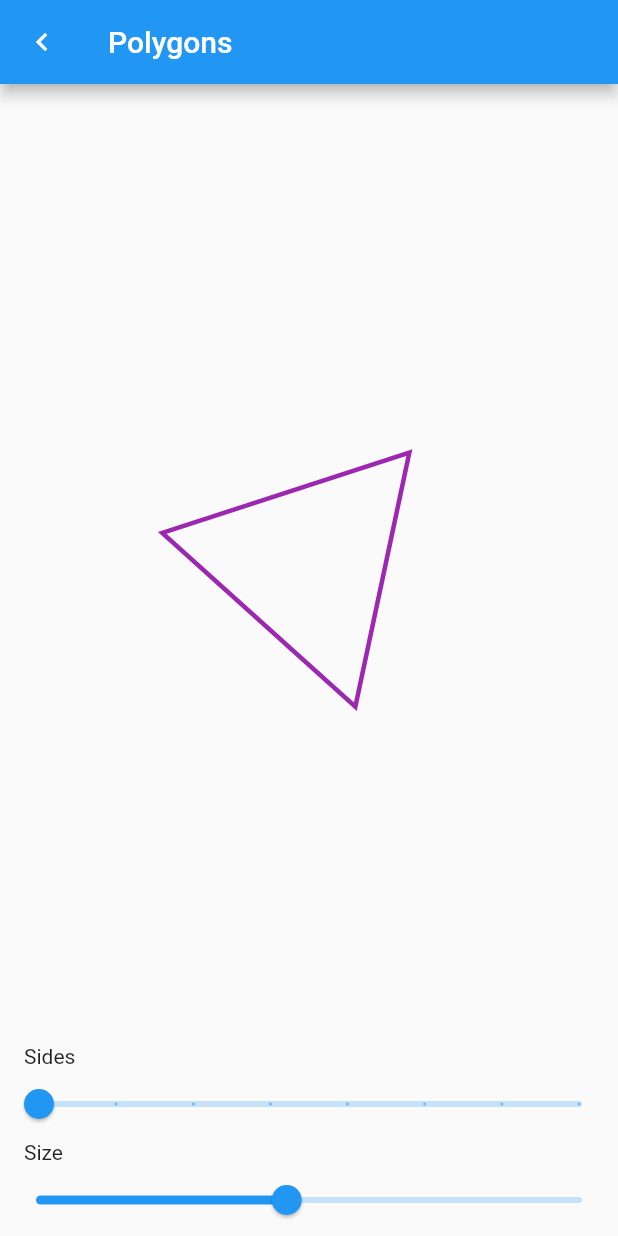
After one commit to av153k/learn_animations, a Flutter app: the screen it shows after launch, after a tap on "Polygons", on a phone screen of 412 x 824 dp. The commit adds this screen. Run offline on Flutter 3.47's test engine with Material 2 defaults, Android fonts, the phone set to English and light mode, and no system bars.

Commit message:
Added ShapePainter

```diff
--- /dev/null
+++ b/lib/animations/circleWave/circle_wave_painter.dart
@@ -0,0 +1,15 @@
+import 'package:flutter/material.dart';
+import 'package:flutter/painting.dart';
+
+class CircleWavePainter extends CustomPainter {
+
+  @override
+  void paint(Canvas canvas, Size size) {
+  }
+
+  @override
+  bool shouldRepaint(CircleWavePainter oldDelegate) => false;
+
+  @override
+  bool shouldRebuildSemantics(CircleWavePainter oldDelegate) => false;
+}
--- /dev/null
+++ b/lib/animations/painters/shape_painter.dart
@@ -0,0 +1,56 @@
+import 'package:flutter/material.dart';
+import 'dart:math' as maths;
+
+class ShapePainter extends CustomPainter {
+  final double sides;
+  final double radius;
+  final double radians;
+
+  ShapePainter(this.sides,
+    this.radius,
+    this.radians,
+  );
+  @override
+  void paint(Canvas canvas, Size size) {
+    var path = Path();
+
+    var angle = (maths.pi * 2) / sides;
+
+    var paint = Paint()
+      ..color = Colors.purple
+      ..strokeWidth = 3
+      ..strokeCap = StrokeCap.round
+      ..style = PaintingStyle.stroke;
+
+    Offset centerPoint = Offset(
+      size.width * 0.5,
+      size.height * 0.5,
+    );
+
+    Offset startingPoint = Offset(
+      radius * maths.cos(radians),
+      radius * maths.sin(radians),
+    );
+
+    path.moveTo(
+      startingPoint.dx + centerPoint.dx,
+      startingPoint.dy + centerPoint.dy,
+    );
+
+    for (int i = 1; i <= sides; i++) {
+      double x = radius * maths.cos(radians + angle * i) + centerPoint.dx;
+      double y = radius * maths.sin(radians + angle * i) + centerPoint.dy;
+      path.lineTo(x, y);
+    }
+
+    path.close();
+
+    canvas.drawPath(
+      path,
+      paint,
+    );
+  }
+
+  @override
+  bool shouldRepaint(ShapePainter oldDelegate) => true;
+}
--- /dev/null
+++ b/lib/animations/polygons/polygons.dart
@@ -0,0 +1,126 @@
+import 'package:flutter/material.dart';
+import 'package:learn_animations/animations/painters/shape_painter.dart';
+import 'dart:math' as maths;
+
+class Polygons extends StatefulWidget {
+  Polygons({Key key}) : super(key: key);
+
+  @override
+  _PolygonsState createState() => _PolygonsState();
+}
+
+class _PolygonsState extends State<Polygons> with TickerProviderStateMixin {
+  AnimationController _controller;
+  Animation<double> _animation;
+  AnimationController _controller2;
+  Tween<double> _rotationTween = Tween(
+    begin: -maths.pi,
+    end: maths.pi,
+  );
+
+  var _sides = 3.0;
+  var _radius = 100.0;
+  var _radians = 0.0;
+  @override
+  @override
+  void initState() {
+    super.initState();
+    setAnimation();
+  }
+
+  @override
+  void dispose() {
+    _controller.dispose();
+    super.dispose();
+  }
+
+  setAnimation() {
+    _controller = AnimationController(
+      vsync: this,
+      duration: Duration(
+        seconds: 3,
+      ),
+    );
+
+    _animation = _rotationTween.animate(_controller)
+      ..addListener(() {
+        setState(() {});
+      })
+      ..addStatusListener((status) {
+        if (status == AnimationStatus.completed) {
+          _controller.repeat();
+        } else if (status == AnimationStatus.dismissed) {
+          _controller.forward();
+        }
+      });
+    _controller.forward();
+  }
+
+  Widget build(BuildContext context) {
+    return Scaffold(
+      appBar: AppBar(
+        title: Text(
+          "Polygons",
+        ),
+        leading: IconButton(
+          icon: Icon(
+            Icons.keyboard_arrow_left,
+            color: Colors.white,
+          ),
+          onPressed: () {
+            Navigator.pop(context);
+          },
+        ),
+        backgroundColor: Colors.blue,
+      ),
+      body: SafeArea(
+        child: Column(
+          crossAxisAlignment: CrossAxisAlignment.start,
+          children: <Widget>[
+            Expanded(
+              child: CustomPaint(
+                painter: ShapePainter(
+                  _sides,
+                  _radius,
+                  _animation.value,
+                ),
+                child: Container(),
+              ),
+            ),
+            Padding(
+              padding: const EdgeInsets.only(left: 16.0),
+              child: Text('Sides'),
+            ),
+            Slider(
+              value: _sides,
+              min: 3.0,
+              max: 10.0,
+              label: _sides.toInt().toString(),
+              divisions: 7,
+              onChanged: (value) {
+                setState(() {
+                  _sides = value;
+                });
+              },
+            ),
+            Padding(
+              padding: const EdgeInsets.only(left: 16.0),
+              child: Text('Size'),
+            ),
+            Slider(
+              value: _radius,
+              min: 10.0,
+              max: MediaQuery.of(context).size.width / 2,
+              label: _radius.toInt().toString(),
+              onChanged: (value) {
+                setState(() {
+                  _radius = value;
+                });
+              },
+            ),
+          ],
+        ),
+      ),
+    );
+  }
+}
--- a/lib/pages/home_page.dart
+++ b/lib/pages/home_page.dart
@@ -1,4 +1,6 @@
 import 'package:flutter/material.dart';
+import 'package:learn_animations/animations/painters/shape_painter.dart';
+import 'package:learn_animations/animations/polygons/polygons.dart';
 
 class HomePage extends StatefulWidget {
   HomePage({Key key}) : super(key: key);
@@ -15,7 +17,32 @@ class _HomePageState extends State<HomePage> {
         title: Text("Learn Animations"),
         centerTitle: true,
       ),
-      body: Container(),
+      body: Column(
+        children: [
+          ListTile(
+            onTap: () {
+              Navigator.push(
+                context,
+                MaterialPageRoute(
+                  builder: (context) => Polygons(),
+                ),
+              );
+            },
+            title: Text(
+              "Polygons",
+              style: TextStyle(
+                color: Colors.black,
+                fontSize: 20,
+                fontWeight: FontWeight.w500,
+              ),
+            ),
+            leading: Icon(
+              Icons.square_foot_outlined,
+              size: 30,
+            ),
+          ),
+        ],
+      ),
     );
   }
 }
```
Also changed, not shown: 1 other file.
